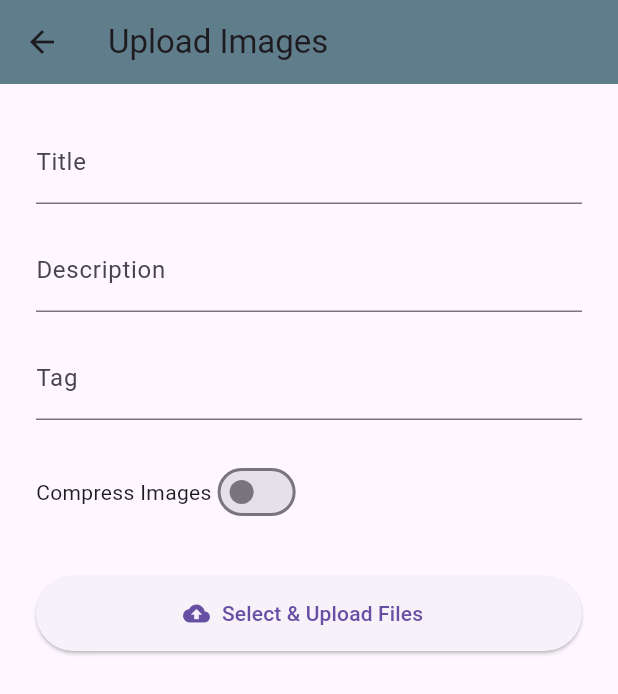
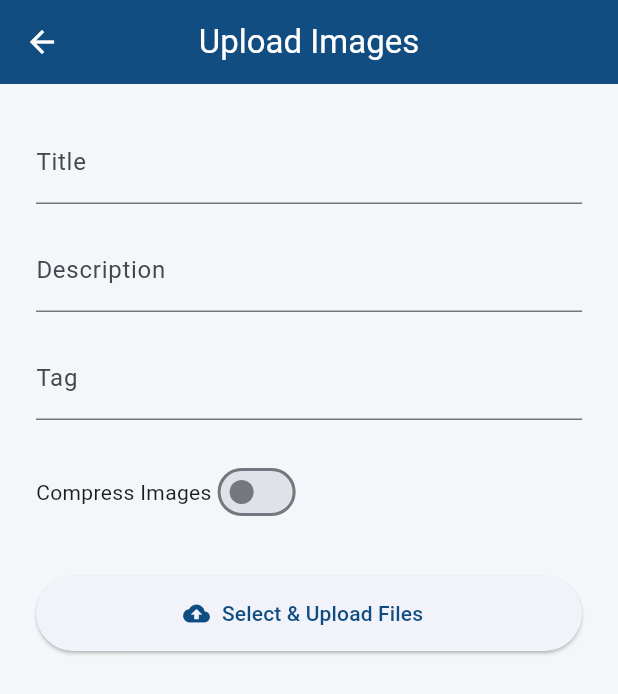
Before and after one commit to anandamw/fullstack-photo-gallery-flutter-fastapi, a Flutter app: the screen it shows after launch, after a tap on the "upload file" icon, on a phone screen of 412 x 824 dp. Shown: the top 694 px of the screen. Run offline on Flutter 3.47's test engine with Material 3 defaults, Android fonts, the phone set to English and light mode, and no system bars; our stand-ins replace cached_network_image, dio, file_picker, flutter_riverpod, flutter_typeahead, photo_view; missing offline and left inert: panorama_viewer; network calls fail.

Commit message:
update colors

```diff
--- a/mobile/lib/main.dart
+++ b/mobile/lib/main.dart
@@ -18,8 +18,19 @@ class MyApp extends StatelessWidget {
     return MaterialApp(
       title: 'Gallery App',
       theme: ThemeData(
-        primarySwatch: Colors.orange,
+        colorScheme: ColorScheme.fromSeed(
+          seedColor: const Color(0xFF0F4C81), // Dark blue
+          primary: const Color(0xFF0F4C81),
+          secondary: Colors.teal,
+        ),
         useMaterial3: true,
+        appBarTheme: const AppBarTheme(
+          backgroundColor: Color(0xFF0F4C81),
+          foregroundColor: Colors.white,
+          elevation: 2,
+          centerTitle: true,
+        ),
+        scaffoldBackgroundColor: const Color(0xFFF4F6F9),
       ),
       home: const TagViewerPage(),
     );
--- a/mobile/lib/pages/image_viewer_page.dart
+++ b/mobile/lib/pages/image_viewer_page.dart
@@ -26,7 +26,6 @@ class ImageViewerPage extends ConsumerWidget {
       appBar: isSelectionMode
         ? AppBar(
             title: Text("${state.selectedIds.length} Selected"),
-            backgroundColor: Colors.blueGrey,
             leading: IconButton(
               icon: const Icon(Icons.close),
               onPressed: () => ref.read(imageGalleryProvider.notifier).setSelectionMode(false),
@@ -52,7 +51,6 @@ class ImageViewerPage extends ConsumerWidget {
           )
         : AppBar(
             title: Text(tag ?? "All Images"),
-            backgroundColor: Colors.orange,
             actions: [
               IconButton(
                 icon: const Icon(Icons.check_box_outline_blank),
@@ -63,7 +61,6 @@ class ImageViewerPage extends ConsumerWidget {
                 value: state.sortMode,
                 icon: const Icon(Icons.sort, color: Colors.white),
 // ... (rest of the app bar logic)
-            dropdownColor: Colors.orange,
             underline: Container(),
             onChanged: (SortMode? newValue) {
               if (newValue != null) {
--- a/mobile/lib/pages/tag_viewer_page.dart
+++ b/mobile/lib/pages/tag_viewer_page.dart
@@ -22,7 +22,6 @@ class TagViewerPage extends ConsumerWidget {
             );
           },
         ),
-        backgroundColor: Colors.orange,
         actions: [
           IconButton(
             icon: const Icon(Icons.refresh),
--- a/mobile/lib/pages/upload_page.dart
+++ b/mobile/lib/pages/upload_page.dart
@@ -77,7 +77,6 @@ class _UploadPageState extends ConsumerState<UploadPage> {
     return Scaffold(
       appBar: AppBar(
         title: const Text("Upload Images"),
-        backgroundColor: Colors.blueGrey,
       ),
       body: SingleChildScrollView(
         padding: const EdgeInsets.all(24.0),
```
Also changed, not shown: 1 other file.
